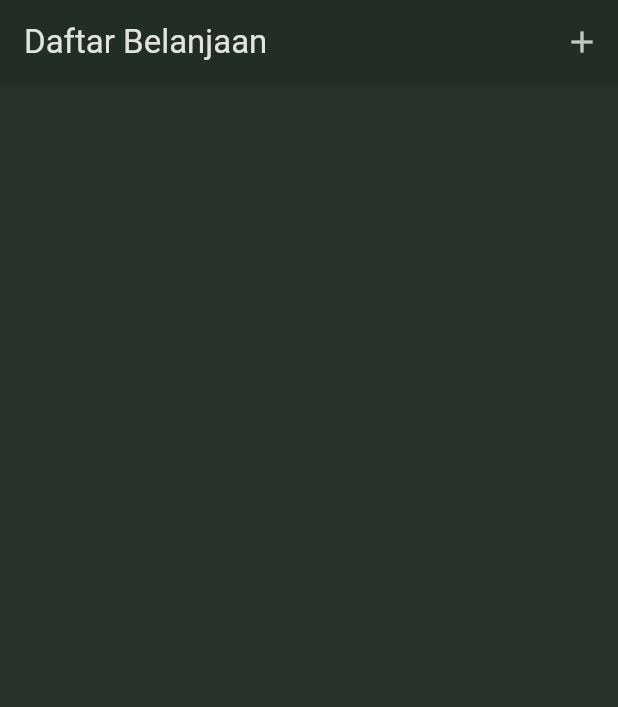
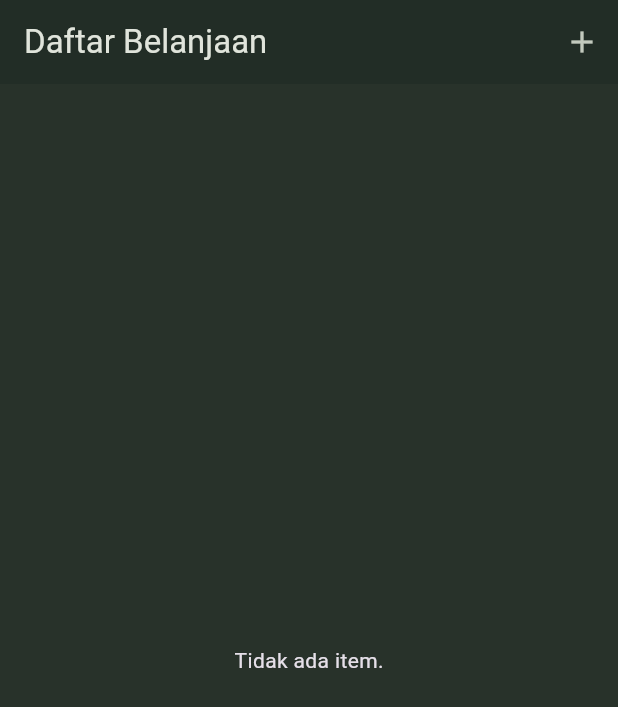
Before and after one commit to bagoesrex/SakuBelanja-App, a Flutter app: the screen it shows after launch, on a phone screen of 412 x 824 dp. Shown: the top 707 px of the screen. Run offline on Flutter 3.47's test engine with Material 3 defaults, Android fonts, the phone set to English and light mode, and no system bars.

Commit message:
feat: show placeholder text when grocery list empty

```diff
--- a/lib/widgets/grocery_list.dart
+++ b/lib/widgets/grocery_list.dart
@@ -28,12 +28,10 @@ class _GroceryListState extends State<GroceryList> {
 
   @override
   Widget build(BuildContext context) {
-    return Scaffold(
-      appBar: AppBar(
-        title: const Text('Daftar Belanjaan'),
-        actions: [IconButton(onPressed: _addItem, icon: const Icon(Icons.add))],
-      ),
-      body: ListView.builder(
+    Widget content = const Center(child: Text('Tidak ada item.'));
+
+    if (_groceryItems.isNotEmpty) {
+      content = ListView.builder(
         itemCount: _groceryItems.length,
         itemBuilder:
             (ctx, index) => ListTile(
@@ -45,7 +43,15 @@ class _GroceryListState extends State<GroceryList> {
               ),
               trailing: Text(_groceryItems[index].quantity.toString()),
             ),
+      );
+    }
+
+    return Scaffold(
+      appBar: AppBar(
+        title: const Text('Daftar Belanjaan'),
+        actions: [IconButton(onPressed: _addItem, icon: const Icon(Icons.add))],
       ),
+      body: content,
     );
   }
 }
```
